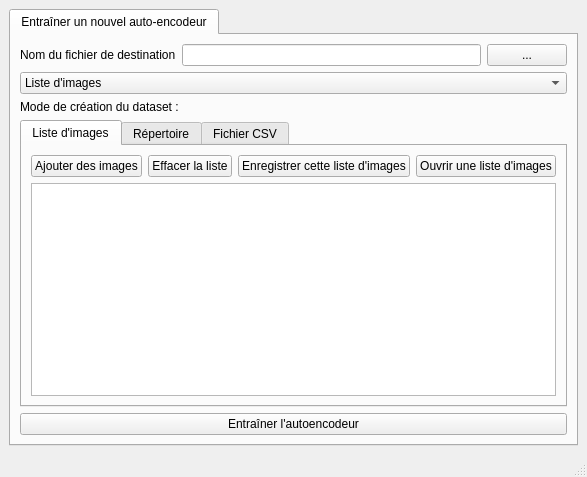
First picture: the form in mainwindow.ui, repository YacineBel91/CNNAutoencoder, before the edit.
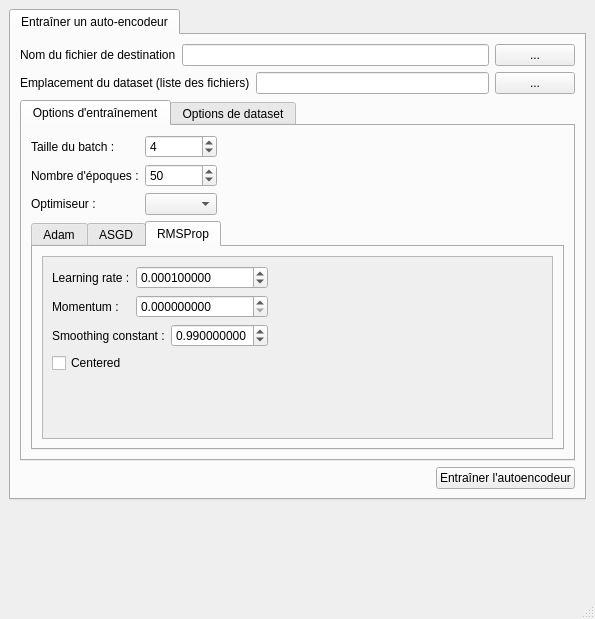
Second picture: the form after the edit. The open tabs and pages were chosen to show the change.

```diff
--- a/mainwindow.ui
+++ b/mainwindow.ui
@@ -6,254 +6,516 @@
    <rect>
     <x>0</x>
     <y>0</y>
-    <width>542</width>
-    <height>477</height>
+    <width>595</width>
+    <height>619</height>
    </rect>
   </property>
   <property name="windowTitle">
    <string>Neural network UI</string>
   </property>
   <widget class="QWidget" name="centralwidget">
-   <layout class="QVBoxLayout" name="verticalLayout">
-    <item>
-     <widget class="QTabWidget" name="tabWidget">
-      <property name="currentIndex">
-       <number>0</number>
-      </property>
-      <widget class="QWidget" name="aeTab">
-       <attribute name="title">
-        <string>Entraîner un nouvel auto-encodeur</string>
-       </attribute>
-       <layout class="QVBoxLayout" name="verticalLayout_3">
+   <widget class="QTabWidget" name="tabWidget">
+    <property name="geometry">
+     <rect>
+      <x>9</x>
+      <y>9</y>
+      <width>577</width>
+      <height>491</height>
+     </rect>
+    </property>
+    <property name="currentIndex">
+     <number>0</number>
+    </property>
+    <widget class="QWidget" name="trainAETab">
+     <attribute name="title">
+      <string>Entraîner un auto-encodeur</string>
+     </attribute>
+     <layout class="QGridLayout" name="gridLayout">
+      <item row="1" column="0" colspan="3">
+       <layout class="QHBoxLayout" name="horizontalLayout_3">
         <item>
-         <layout class="QHBoxLayout" name="horizontalLayout_2">
-          <item>
-           <widget class="QLabel" name="label">
+         <widget class="QLabel" name="label_2">
+          <property name="text">
+           <string>Emplacement du dataset (liste des fichiers)</string>
+          </property>
+         </widget>
+        </item>
+        <item>
+         <widget class="QLineEdit" name="datasetPathLineEdit">
+          <property name="readOnly">
+           <bool>true</bool>
+          </property>
+         </widget>
+        </item>
+        <item>
+         <widget class="QPushButton" name="datasetPathButton">
+          <property name="text">
+           <string>...</string>
+          </property>
+         </widget>
+        </item>
+       </layout>
+      </item>
+      <item row="2" column="0" colspan="3">
+       <widget class="QTabWidget" name="tabWidget_2">
+        <property name="currentIndex">
+         <number>0</number>
+        </property>
+        <widget class="QWidget" name="tab">
+         <attribute name="title">
+          <string>Options d'entraînement</string>
+         </attribute>
+         <layout class="QGridLayout" name="gridLayout_3">
+          <item row="3" column="1">
+           <widget class="QComboBox" name="optimizerCombobox">
+            <property name="currentText">
+             <string/>
+            </property>
+           </widget>
+          </item>
+          <item row="2" column="1">
+           <widget class="QSpinBox" name="trainingEpochCount">
+            <property name="minimum">
+             <number>1</number>
+            </property>
+            <property name="maximum">
+             <number>500</number>
+            </property>
+            <property name="value">
+             <number>50</number>
+            </property>
+           </widget>
+          </item>
+          <item row="3" column="0">
+           <widget class="QLabel" name="label_6">
             <property name="text">
-             <string>Nom du fichier de destination</string>
+             <string>Optimiseur :</string>
             </property>
            </widget>
           </item>
-          <item>
-           <widget class="QLineEdit" name="newAutoEncoderNameLineEdit">
-            <property name="readOnly">
-             <bool>true</bool>
+          <item row="0" column="0">
+           <widget class="QLabel" name="label_3">
+            <property name="text">
+             <string>Taille du batch :</string>
             </property>
            </widget>
           </item>
-          <item>
-           <widget class="QPushButton" name="newAutoEncoderSaveButton">
+          <item row="0" column="1">
+           <widget class="QSpinBox" name="trainingBatchSize">
+            <property name="minimum">
+             <number>1</number>
+            </property>
+            <property name="maximum">
+             <number>64</number>
+            </property>
+            <property name="value">
+             <number>4</number>
+            </property>
+           </widget>
+          </item>
+          <item row="2" column="0">
+           <widget class="QLabel" name="label_5">
             <property name="text">
-             <string>...</string>
+             <string>Nombre d'époques :</string>
             </property>
            </widget>
           </item>
+          <item row="4" column="0" colspan="3">
+           <widget class="QTabWidget" name="optimizerSelectTab">
+            <property name="currentIndex">
+             <number>0</number>
+            </property>
+            <widget class="QWidget" name="AdamTab">
+             <attribute name="title">
+              <string>Adam</string>
+             </attribute>
+             <layout class="QGridLayout" name="gridLayout_4">
+              <item row="0" column="0">
+               <widget class="QScrollArea" name="scrollArea">
+                <property name="widgetResizable">
+                 <bool>true</bool>
+                </property>
+                <widget class="QWidget" name="scrollAreaWidgetContents">
+                 <property name="geometry">
+                  <rect>
+                   <x>0</x>
+                   <y>0</y>
+                   <width>503</width>
+                   <height>188</height>
+                  </rect>
+                 </property>
+                 <layout class="QGridLayout" name="gridLayout_5">
+                  <item row="0" column="1">
+                   <widget class="QDoubleSpinBox" name="AdamLearningRate">
+                    <property name="decimals">
+                     <number>9</number>
+                    </property>
+                    <property name="maximum">
+                     <double>1.000000000000000</double>
+                    </property>
+                    <property name="singleStep">
+                     <double>0.000100000000000</double>
+                    </property>
+                    <property name="stepType">
+                     <enum>QAbstractSpinBox::AdaptiveDecimalStepType</enum>
+                    </property>
+                    <property name="value">
+                     <double>0.000100000000000</double>
+                    </property>
+                   </widget>
+                  </item>
+                  <item row="0" column="0">
+                   <widget class="QLabel" name="label_4">
+                    <property name="text">
+                     <string>Learning rate :</string>
+                    </property>
+                   </widget>
+                  </item>
+                  <item row="0" column="2">
+                   <spacer name="horizontalSpacer_3">
+                    <property name="orientation">
+                     <enum>Qt::Horizontal</enum>
+                    </property>
+                    <property name="sizeHint" stdset="0">
+                     <size>
+                      <width>40</width>
+                      <height>20</height>
+                     </size>
+                    </property>
+                   </spacer>
+                  </item>
+                  <item row="1" column="0" colspan="3">
+                   <spacer name="verticalSpacer">
+                    <property name="orientation">
+                     <enum>Qt::Vertical</enum>
+                    </property>
+                    <property name="sizeHint" stdset="0">
+                     <size>
+                      <width>20</width>
+                      <height>40</height>
+                     </size>
+                    </property>
+                   </spacer>
+                  </item>
+                 </layout>
+                </widget>
+               </widget>
+              </item>
+             </layout>
+            </widget>
+            <widget class="QWidget" name="ASGDTab">
+             <attribute name="title">
+              <string>ASGD</string>
+             </attribute>
+             <layout class="QGridLayout" name="gridLayout_7">
+              <item row="0" column="0">
+               <widget class="QScrollArea" name="scrollArea_2">
+                <property name="widgetResizable">
+                 <bool>true</bool>
+                </property>
+                <widget class="QWidget" name="scrollAreaWidgetContents_2">
+                 <property name="geometry">
+                  <rect>
+                   <x>0</x>
+                   <y>0</y>
+                   <width>503</width>
+                   <height>162</height>
+                  </rect>
+                 </property>
+                 <layout class="QGridLayout" name="gridLayout_6">
+                  <item row="0" column="0">
+                   <widget class="QLabel" name="label_7">
+                    <property name="text">
+                     <string>Learning rate :</string>
+                    </property>
+                   </widget>
+                  </item>
+                  <item row="1" column="0">
+                   <widget class="QLabel" name="label_8">
+                    <property name="text">
+                     <string>Decay :</string>
+                    </property>
+                   </widget>
+                  </item>
+                  <item row="0" column="1">
+                   <widget class="QDoubleSpinBox" name="ASGDLearningRate">
+                    <property name="decimals">
+                     <number>9</number>
+                    </property>
+                    <property name="maximum">
+                     <double>1.000000000000000</double>
+                    </property>
+                    <property name="singleStep">
+                     <double>0.000100000000000</double>
+                    </property>
+                    <property name="stepType">
+                     <enum>QAbstractSpinBox::AdaptiveDecimalStepType</enum>
+                    </property>
+                    <property name="value">
+                     <double>0.000100000000000</double>
+                    </property>
+                   </widget>
+                  </item>
+                  <item row="0" column="2">
+                   <spacer name="horizontalSpacer_4">
+                    <property name="orientation">
+                     <enum>Qt::Horizontal</enum>
+                    </property>
+                    <property name="sizeHint" stdset="0">
+                     <size>
+                      <width>40</width>
+                      <height>20</height>
+                     </size>
+                    </property>
+                   </spacer>
+                  </item>
+                  <item row="1" column="1">
+                   <widget class="QDoubleSpinBox" name="ASGDlambd">
+                    <property name="decimals">
+                     <number>9</number>
+                    </property>
+                    <property name="maximum">
+                     <double>1.000000000000000</double>
+                    </property>
+                    <property name="singleStep">
+                     <double>0.000100000000000</double>
+                    </property>
+                    <property name="stepType">
+                     <enum>QAbstractSpinBox::AdaptiveDecimalStepType</enum>
+                    </property>
+                    <property name="value">
+                     <double>0.000100000000000</double>
+                    </property>
+                   </widget>
+                  </item>
+                  <item row="2" column="0" colspan="3">
+                   <spacer name="verticalSpacer_2">
+                    <property name="orientation">
+                     <enum>Qt::Vertical</enum>
+                    </property>
+                    <property name="sizeHint" stdset="0">
+                     <size>
+                      <width>20</width>
+                      <height>40</height>
+                     </size>
+                    </property>
+                   </spacer>
+                  </item>
+                 </layout>
+                </widget>
+               </widget>
+              </item>
+             </layout>
+            </widget>
+            <widget class="QWidget" name="RMSPropTab">
+             <attribute name="title">
+              <string>RMSProp</string>
+             </attribute>
+             <layout class="QGridLayout" name="gridLayout_9" rowstretch="0">
+              <item row="0" column="0">
+               <widget class="QScrollArea" name="scrollArea_3">
+                <property name="widgetResizable">
+                 <bool>true</bool>
+                </property>
+                <widget class="QWidget" name="scrollAreaWidgetContents_3">
+                 <property name="geometry">
+                  <rect>
+                   <x>0</x>
+                   <y>0</y>
+                   <width>503</width>
+                   <height>162</height>
+                  </rect>
+                 </property>
+                 <layout class="QGridLayout" name="gridLayout_8">
+                  <item row="0" column="0">
+                   <widget class="QLabel" name="label_9">
+                    <property name="text">
+                     <string>Learning rate :</string>
+                    </property>
+                   </widget>
+                  </item>
+                  <item row="0" column="1" colspan="2">
+                   <widget class="QDoubleSpinBox" name="RMSPropLearningRate">
+                    <property name="decimals">
+                     <number>9</number>
+                    </property>
+                    <property name="maximum">
+                     <double>1.000000000000000</double>
+                    </property>
+                    <property name="singleStep">
+                     <double>0.000100000000000</double>
+                    </property>
+                    <property name="stepType">
+                     <enum>QAbstractSpinBox::AdaptiveDecimalStepType</enum>
+                    </property>
+                    <property name="value">
+                     <double>0.000100000000000</double>
+                    </property>
+                   </widget>
+                  </item>
+                  <item row="1" column="0">
+                   <widget class="QLabel" name="label_10">
+                    <property name="text">
+                     <string>Momentum :</string>
+                    </property>
+                   </widget>
+                  </item>
+                  <item row="1" column="1" colspan="2">
+                   <widget class="QDoubleSpinBox" name="RMSPropMomentum">
+                    <property name="decimals">
+                     <number>9</number>
+                    </property>
+                    <property name="maximum">
+                     <double>1.000000000000000</double>
+                    </property>
+                    <property name="singleStep">
+                     <double>0.000100000000000</double>
+                    </property>
+                    <property name="stepType">
+                     <enum>QAbstractSpinBox::AdaptiveDecimalStepType</enum>
+                    </property>
+                    <property name="value">
+                     <double>0.000000000000000</double>
+                    </property>
+                   </widget>
+                  </item>
+                  <item row="2" column="0" colspan="2">
+                   <widget class="QLabel" name="label_11">
+                    <property name="text">
+                     <string>Smoothing constant :</string>
+                    </property>
+                   </widget>
+                  </item>
+                  <item row="2" column="2">
+                   <widget class="QDoubleSpinBox" name="RMSPropAlpha">
+                    <property name="decimals">
+                     <number>9</number>
+                    </property>
+                    <property name="maximum">
+                     <double>1.000000000000000</double>
+                    </property>
+                    <property name="singleStep">
+                     <double>0.000100000000000</double>
+                    </property>
+                    <property name="stepType">
+                     <enum>QAbstractSpinBox::AdaptiveDecimalStepType</enum>
+                    </property>
+                    <property name="value">
+                     <double>0.990000000000000</double>
+                    </property>
+                   </widget>
+                  </item>
+                  <item row="3" column="0">
+                   <widget class="QCheckBox" name="RMSPropCentered">
+                    <property name="text">
+                     <string>Centered</string>
+                    </property>
+                   </widget>
+                  </item>
+                  <item row="3" column="3">
+                   <spacer name="horizontalSpacer_5">
+                    <property name="orientation">
+                     <enum>Qt::Horizontal</enum>
+                    </property>
+                    <property name="sizeHint" stdset="0">
+                     <size>
+                      <width>40</width>
+                      <height>20</height>
+                     </size>
+                    </property>
+                   </spacer>
+                  </item>
+                  <item row="4" column="1" colspan="2">
+                   <spacer name="verticalSpacer_3">
+                    <property name="orientation">
+                     <enum>Qt::Vertical</enum>
+                    </property>
+                    <property name="sizeHint" stdset="0">
+                     <size>
+                      <width>20</width>
+                      <height>37</height>
+                     </size>
+                    </property>
+                   </spacer>
+                  </item>
+                 </layout>
+                </widget>
+               </widget>
+              </item>
+             </layout>
+            </widget>
+           </widget>
+          </item>
+          <item row="2" column="2">
+           <spacer name="horizontalSpacer_2">
+            <property name="orientation">
+             <enum>Qt::Horizontal</enum>
+            </property>
+            <property name="sizeHint" stdset="0">
+             <size>
+              <width>40</width>
+              <height>20</height>
+             </size>
+            </property>
+           </spacer>
+          </item>
          </layout>
-        </item>
+        </widget>
+        <widget class="QWidget" name="tab_2">
+         <attribute name="title">
+          <string>Options de dataset</string>
+         </attribute>
+        </widget>
+       </widget>
+      </item>
+      <item row="0" column="0" colspan="3">
+       <layout class="QHBoxLayout" name="horizontalLayout_2">
         <item>
-         <widget class="QComboBox" name="comboBox_2">
-          <item>
-           <property name="text">
-            <string>Liste d'images</string>
-           </property>
-          </item>
-          <item>
-           <property name="text">
-            <string>Répertoire</string>
-           </property>
-          </item>
-          <item>
-           <property name="text">
-            <string>Fichier CSV</string>
-           </property>
-          </item>
-         </widget>
-        </item>
-        <item>
-         <widget class="QLabel" name="label_3">
+         <widget class="QLabel" name="label">
           <property name="text">
-           <string>Mode de création du dataset :</string>
+           <string>Nom du fichier de destination</string>
           </property>
          </widget>
         </item>
         <item>
-         <widget class="QTabWidget" name="tabWidget_2">
-          <property name="currentIndex">
-           <number>0</number>
+         <widget class="QLineEdit" name="newAutoEncoderNameLineEdit">
+          <property name="readOnly">
+           <bool>true</bool>
           </property>
-          <widget class="QWidget" name="tab">
-           <attribute name="title">
-            <string>Liste d'images</string>
-           </attribute>
-           <layout class="QGridLayout" name="gridLayout">
-            <item row="0" column="0">
-             <layout class="QHBoxLayout" name="horizontalLayout_3">
-              <item>
-               <widget class="QPushButton" name="addImagesButton">
-                <property name="text">
-                 <string>Ajouter des images</string>
-                </property>
-               </widget>
-              </item>
-              <item>
-               <widget class="QPushButton" name="clearImageListButton">
-                <property name="text">
-                 <string>Effacer la liste</string>
-                </property>
-               </widget>
-              </item>
-              <item>
-               <widget class="QPushButton" name="saveImageListButton">
-                <property name="text">
-                 <string>Enregistrer cette liste d'images</string>
-                </property>
-               </widget>
-              </item>
-              <item>
-               <widget class="QPushButton" name="openImageListButton">
-                <property name="text">
-                 <string>Ouvrir une liste d'images</string>
-                </property>
-               </widget>
-              </item>
-             </layout>
-            </item>
-            <item row="1" column="0">
-             <widget class="QListWidget" name="listWidget">
-              <property name="iconSize">
-               <size>
-                <width>32</width>
-                <height>32</height>
-               </size>
-              </property>
-              <property name="viewMode">
-               <enum>QListView::IconMode</enum>
-              </property>
-             </widget>
-            </item>
-           </layout>
-          </widget>
-          <widget class="QWidget" name="tab_2">
-           <attribute name="title">
-            <string>Répertoire</string>
-           </attribute>
-           <layout class="QVBoxLayout" name="verticalLayout_2">
-            <item>
-             <layout class="QGridLayout" name="gridLayout_2">
-              <item row="0" column="0">
-               <widget class="QLabel" name="label_4">
-                <property name="text">
-                 <string>Chemin du répertoire :</string>
-                </property>
-               </widget>
-              </item>
-              <item row="0" column="1">
-               <widget class="QLineEdit" name="lineEdit">
-                <property name="readOnly">
-                 <bool>true</bool>
-                </property>
-               </widget>
-              </item>
-              <item row="0" column="2">
-               <widget class="QPushButton" name="pushButton">
-                <property name="text">
-                 <string>...</string>
-                </property>
-               </widget>
-              </item>
-              <item row="1" column="0">
-               <widget class="QLabel" name="label_5">
-                <property name="text">
-                 <string>Dossiers à exclure :</string>
-                </property>
-               </widget>
-              </item>
-              <item row="1" column="1">
-               <widget class="QLineEdit" name="lineEdit_2">
-                <property name="readOnly">
-                 <bool>true</bool>
-                </property>
-               </widget>
-              </item>
-              <item row="1" column="2">
-               <widget class="QPushButton" name="pushButton_2">
-                <property name="text">
-                 <string>...</string>
-                </property>
-               </widget>
-              </item>
-             </layout>
-            </item>
-            <item>
-             <spacer name="verticalSpacer">
-              <property name="orientation">
-               <enum>Qt::Vertical</enum>
-              </property>
-              <property name="sizeHint" stdset="0">
-               <size>
-                <width>20</width>
-                <height>162</height>
-               </size>
-              </property>
-             </spacer>
-            </item>
-           </layout>
-          </widget>
-          <widget class="QWidget" name="tab_3">
-           <attribute name="title">
-            <string>Fichier CSV</string>
-           </attribute>
-           <layout class="QGridLayout" name="gridLayout_3">
-            <item row="0" column="0">
-             <widget class="QLabel" name="label_6">
-              <property name="text">
-               <string>Chemin du fichier :</string>
-              </property>
-             </widget>
-            </item>
-            <item row="0" column="1">
-             <widget class="QLineEdit" name="lineEdit_3">
-              <property name="readOnly">
-               <bool>true</bool>
-              </property>
-             </widget>
-            </item>
-            <item row="0" column="2">
-             <widget class="QPushButton" name="pushButton_3">
-              <property name="text">
-               <string>...</string>
-              </property>
-             </widget>
-            </item>
-            <item row="1" column="1">
-             <spacer name="verticalSpacer_2">
-              <property name="orientation">
-               <enum>Qt::Vertical</enum>
-              </property>
-              <property name="sizeHint" stdset="0">
-               <size>
-                <width>20</width>
-                <height>193</height>
-               </size>
-              </property>
-             </spacer>
-            </item>
-           </layout>
-          </widget>
          </widget>
         </item>
         <item>
-         <widget class="QPushButton" name="trainAutoEncoderButton">
+         <widget class="QPushButton" name="newAutoEncoderSaveButton">
           <property name="text">
-           <string>Entraîner l'autoencodeur</string>
+           <string>...</string>
           </property>
          </widget>
         </item>
        </layout>
-      </widget>
-     </widget>
-    </item>
-   </layout>
+      </item>
+      <item row="3" column="0">
+       <spacer name="horizontalSpacer">
+        <property name="orientation">
+         <enum>Qt::Horizontal</enum>
+        </property>
+        <property name="sizeHint" stdset="0">
+         <size>
+          <width>40</width>
+          <height>20</height>
+         </size>
+        </property>
+       </spacer>
+      </item>
+      <item row="3" column="1" colspan="2">
+       <widget class="QPushButton" name="trainAutoEncoderButton">
+        <property name="text">
+         <string>Entraîner l'autoencodeur</string>
+        </property>
+       </widget>
+      </item>
+     </layout>
+    </widget>
+   </widget>
   </widget>
   <widget class="QMenuBar" name="menubar">
    <property name="geometry">
```
Left out of the diff: 2 changed lines with no effect on the pictures.
